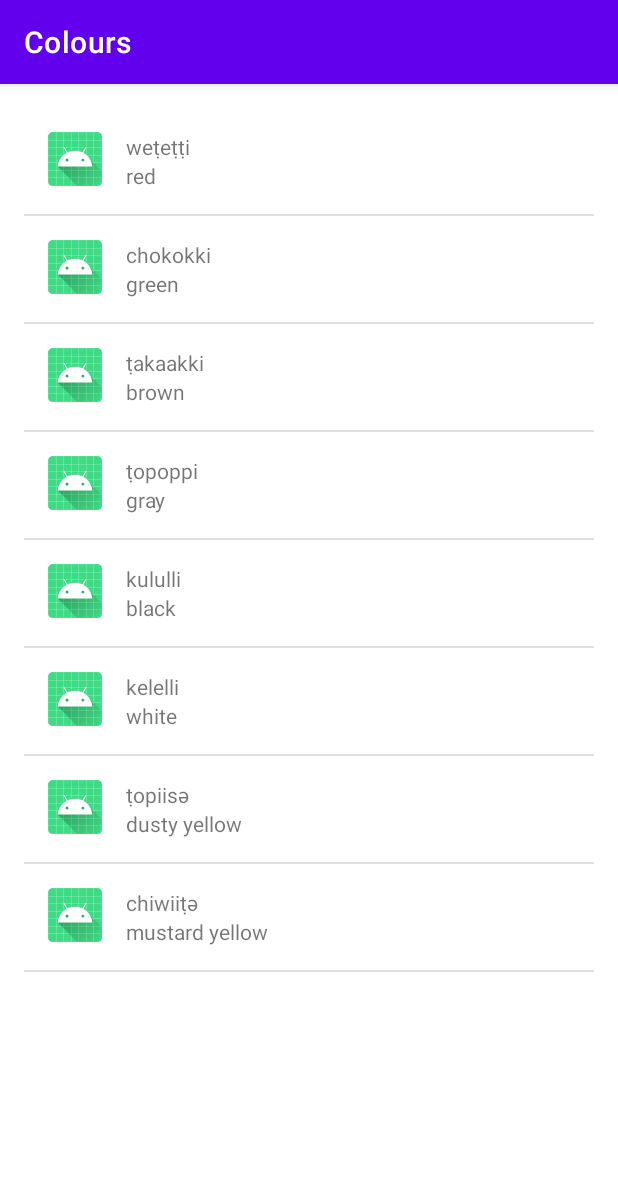
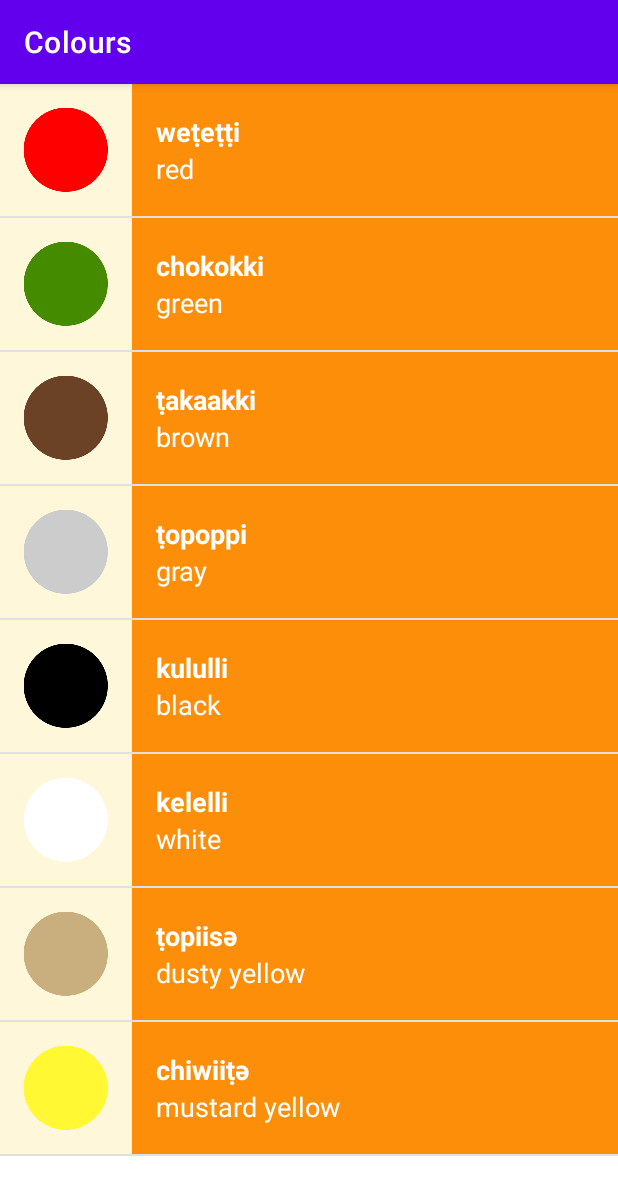
Before and after one commit to cyberdogg13/Miwok, an Android app: the ColoursActivity screen opened directly, with no data from a screen before it, on a phone screen of 412 x 824 dp. Shown: the top 1195 px of the screen. Run offline under Robolectric (Android 15) with nearby library versions, the phone set to English and light mode, and no system bars.

Commit message:
kleuren en pictogrammen toegevoegt

```diff
--- a/app/src/main/java/com/example/android/miwok/ColoursActivity.java
+++ b/app/src/main/java/com/example/android/miwok/ColoursActivity.java
@@ -15,14 +15,14 @@ public class ColoursActivity extends AppCompatActivity {
         setContentView(R.layout.word_list_layout);
 
         ArrayList<Word> colours = new ArrayList<Word>();
-        colours.add(new Word("red", "weṭeṭṭi"));
-        colours.add(new Word("green", "chokokki"));
-        colours.add(new Word("brown", "ṭakaakki"));
-        colours.add(new Word("gray", "ṭopoppi"));
-        colours.add(new Word("black", "kululli"));
-        colours.add(new Word("white", "kelelli"));
-        colours.add(new Word("dusty yellow", "ṭopiisә"));
-        colours.add(new Word("mustard yellow", "chiwiiṭә"));
+        colours.add(new Word("red", "weṭeṭṭi", R.drawable.color_red));
+        colours.add(new Word("green", "chokokki",R.drawable.color_green));
+        colours.add(new Word("brown", "ṭakaakki",R.drawable.color_brown));
+        colours.add(new Word("gray", "ṭopoppi",R.drawable.color_gray));
+        colours.add(new Word("black", "kululli",R.drawable.color_black));
+        colours.add(new Word("white", "kelelli",R.drawable.color_white));
+        colours.add(new Word("dusty yellow", "ṭopiisә",R.drawable.color_dusty_yellow));
+        colours.add(new Word("mustard yellow", "chiwiiṭә",R.drawable.color_mustard_yellow));
 
 
         WordAdapter adapter = new WordAdapter(this, colours);
--- a/app/src/main/java/com/example/android/miwok/Word.java
+++ b/app/src/main/java/com/example/android/miwok/Word.java
@@ -1,22 +1,45 @@
 package com.example.android.miwok;
 
 import android.media.Image;
+import android.view.View;
 
 public class Word {
 
     private String mDefaultTranslation;
     private String mMiwokTranslation;
+    private int mImagelocation = NO_IMAGE_PROVIDED;
 
-    public Word(String defaulttranslation, String miwokTranslation){
+    private static final int NO_IMAGE_PROVIDED = -1;
+
+
+
+    public Word(String defaulttranslation, String miwokTranslation) {
         mDefaultTranslation = defaulttranslation;
         mMiwokTranslation = miwokTranslation;
+        mImagelocation = NO_IMAGE_PROVIDED;
     }
 
-    public String getDefaultTranslation (){
+    public Word(String defaulttranslation, String miwokTranslation, int imagelocation) {
+        mDefaultTranslation = defaulttranslation;
+        mMiwokTranslation = miwokTranslation;
+        mImagelocation = imagelocation;
+    }
+
+    public String getDefaultTranslation() {
         return mDefaultTranslation;
     }
 
-    public String getMiwokTranslation (){
+    public String getMiwokTranslation() {
         return mMiwokTranslation;
     }
+
+    public int getImagelocation() {
+        return mImagelocation;
+    }
+
+    public boolean hasImage(){
+        return mImagelocation != NO_IMAGE_PROVIDED;
+    }
+
+
 }
--- a/app/src/main/java/com/example/android/miwok/WordAdapter.java
+++ b/app/src/main/java/com/example/android/miwok/WordAdapter.java
@@ -45,6 +45,21 @@ public class WordAdapter extends ArrayAdapter<Word>{
         // set this text on the number TextView
         defaultTextView.setText(currentWord.getDefaultTranslation());
 
+        // Find the TextView in the list_item.xml layout with the ID version_number
+        ImageView defaultImageView = (ImageView) listItemView.findViewById(R.id.plaatje);
+        // Get the version number from the current AndroidFlavor object and
+        // set this text on the number TextView
+//        defaultImageView.setImageResource(currentWord.getImagelocation());
+
+        ImageView img = (ImageView) defaultImageView.findViewById(R.id.plaatje);
+
+        if (currentWord.hasImage()){
+            img.setImageResource(currentWord.getImagelocation());
+            img.setVisibility(View.VISIBLE);
+        }
+        else{img.setVisibility(View.GONE);}
+
+
         // Return the whole list item layout (containing 2 TextViews and an ImageView)
         // so that it can be shown in the ListView
         return listItemView;
--- a/app/src/main/res/layout/list_item.xml
+++ b/app/src/main/res/layout/list_item.xml
@@ -2,34 +2,52 @@
 <RelativeLayout xmlns:android="http://schemas.android.com/apk/res/android"
     xmlns:tools="http://schemas.android.com/tools"
     android:layout_width="match_parent"
-    android:layout_height="match_parent"
+    android:layout_height="wrap_content"
     android:orientation="horizontal"
-    android:padding="16dp"
+    android:minHeight="@dimen/list_item_height"
+    android:background="@color/tan_background"
     >
 
     <ImageView
         android:id="@+id/plaatje"
-        android:layout_width="36dp"
-        android:layout_height="36dp"
-        android:src="@mipmap/ic_launcher" />
+        android:layout_width="@dimen/list_item_height"
+        android:layout_height="@dimen/list_item_height" />
+
+    <LinearLayout
+        android:background="@color/category_numbers"
+        android:layout_width="match_parent"
+        android:layout_height="@dimen/list_item_height"
+        android:orientation="vertical"
+        android:layout_toRightOf="@+id/plaatje"
+        android:layout_centerVertical="true"
+   >
 
         <TextView
+            android:gravity="bottom"
+            android:layout_weight="1"
             android:paddingLeft="16dp"
-        android:layout_toRightOf="@id/plaatje"
+            android:id="@+id/miwok_text_view"
             android:layout_width="wrap_content"
-        android:layout_height="wrap_content"
-        android:id="@+id/miwok_text_view"
-        tools:text="lutti"
-        />
+            android:layout_height="0dp"
+            android:textAppearance="@style/TextAppearance.AppCompat.Medium"
+            android:textColor="@color/white"
+            android:textStyle="bold"
+            tools:text="lutti" />
 
         <TextView
+            android:gravity="top"
+            android:layout_weight="1"
             android:paddingLeft="16dp"
-        android:layout_toRightOf="@id/plaatje"
-        android:layout_below="@id/miwok_text_view"
             android:layout_width="wrap_content"
-        android:layout_height="wrap_content"
+            android:layout_height="0dp"
             android:id="@+id/default_text_view"
+            android:textAppearance="@style/TextAppearance.AppCompat.Medium"
+            android:textColor="@color/white"
             tools:text="one"
             />
 
+    </LinearLayout>
+
+
+
 </RelativeLayout>
--- a/app/src/main/res/layout/word_list_layout.xml
+++ b/app/src/main/res/layout/word_list_layout.xml
@@ -4,9 +4,5 @@
     android:orientation="vertical"
     android:layout_width="match_parent"
     android:layout_height="match_parent"
-    android:paddingBottom="@dimen/activity_vertical_margin"
-    android:paddingLeft="@dimen/activity_horizontal_margin"
-    android:paddingRight="@dimen/activity_horizontal_margin"
-    android:paddingTop="@dimen/activity_vertical_margin"
     >
 </ListView>
--- a/app/src/main/res/values/dimens.xml
+++ b/app/src/main/res/values/dimens.xml
@@ -16,6 +16,4 @@
     <!-- Height of each list item -->
     <dimen name="list_item_height">88dp</dimen>
     <!-- Default screen margins, per the Android Design guidelines. -->
-    <dimen name="activity_horizontal_margin">16dp</dimen>
-    <dimen name="activity_vertical_margin">16dp</dimen>
 </resources>
```
Also changed, not shown: app/src/main/java/com/example/android/miwok/FamilyMebersActivity.java (+10 -10 lines), app/src/main/java/com/example/android/miwok/NumbersActivity.java (+10 -10 lines), app/src/main/res/values-w820dp/dimens.xml (deleted, +0 -20 lines). Lines whose indentation alone changed are shown as unchanged.
